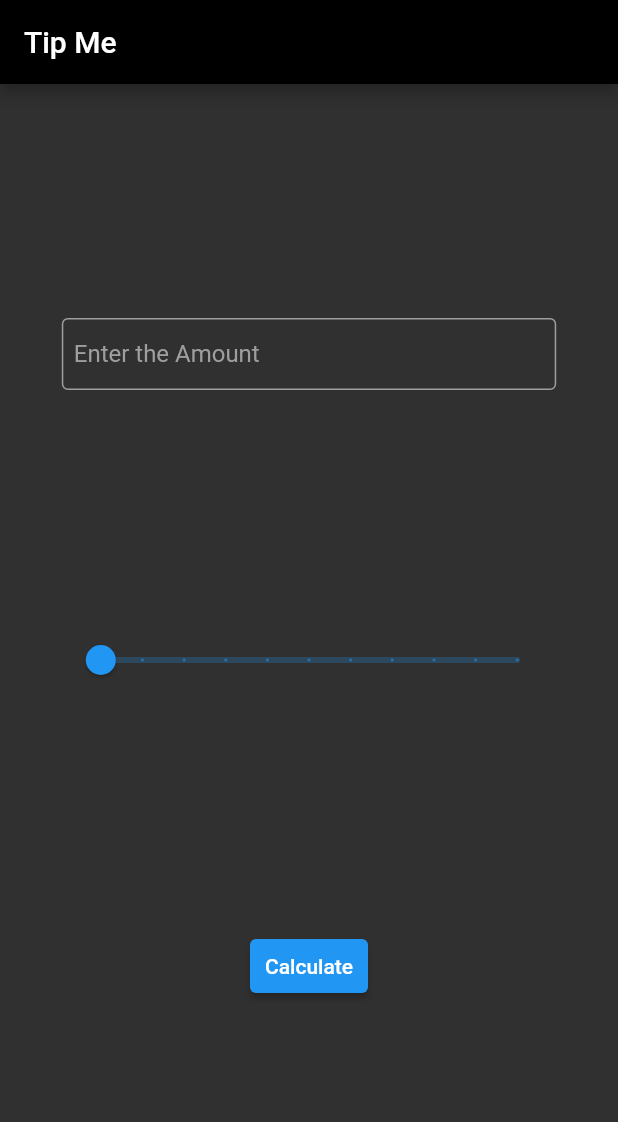
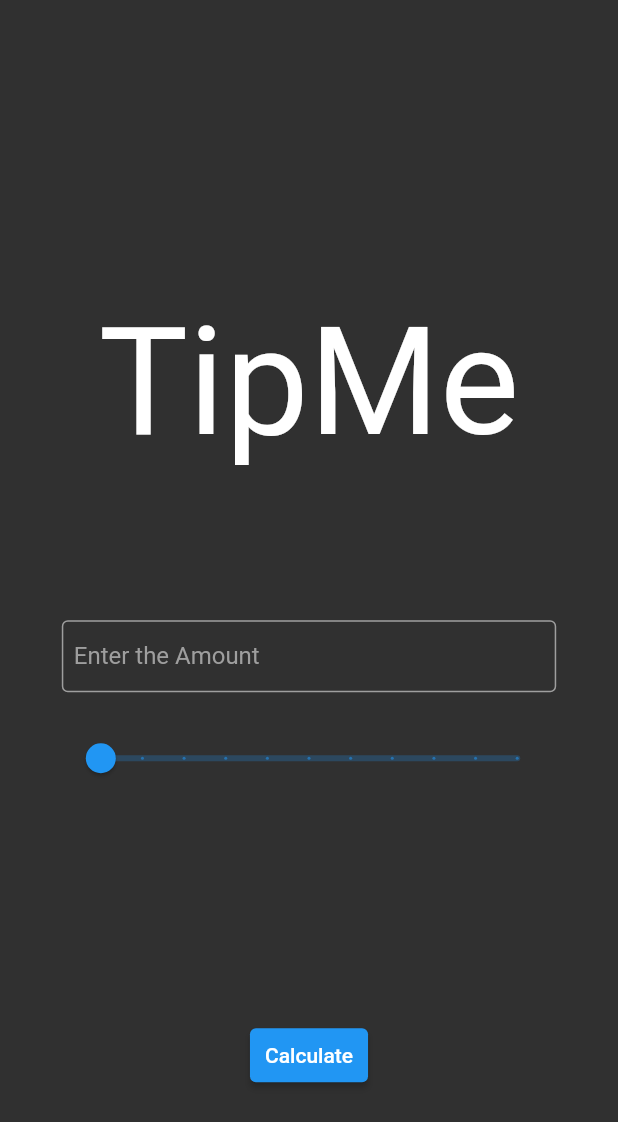
Before and after one commit to Neo945/TipCalculator, a Flutter app: the screen it shows after launch, on a phone screen of 412 x 824 dp. Shown: the top 1122 px of the screen. Run offline on Flutter 3.47's test engine with Material 2 defaults, Android fonts, the phone set to English and light mode, and no system bars.

Commit message:
Text feild validation

```diff
--- a/lib/main.dart
+++ b/lib/main.dart
@@ -28,6 +28,7 @@ class MyHomePage extends StatefulWidget {
 
 class _MyHomePageState extends State<MyHomePage> {
   int _counter = 0;
+  bool _valid = true;
   late final TextEditingController controller;
   @override
   void initState() {
@@ -44,20 +45,40 @@ class _MyHomePageState extends State<MyHomePage> {
   @override
   Widget build(BuildContext context) {
     return Scaffold(
-      appBar: AppBar(
-        title: Text(widget.title),
-      ),
       body: Center(
+        child: SingleChildScrollView(
           child: Container(
             width: MediaQuery.of(context).size.width * 0.8,
             child: Column(
-            mainAxisAlignment: MainAxisAlignment.spaceEvenly,
+              // mainAxisAlignment: MainAxisAlignment.spaceEvenly,
               children: <Widget>[
+                SizedBox(
+                  height: 100,
+                ),
+                Text(
+                  'TipMe',
+                  style: TextStyle(fontSize: 100),
+                ),
+                SizedBox(
+                  height: 100,
+                ),
                 TextField(
+                  onChanged: (var s) {
+                    setState(() {
+                      this._valid = true;
+                    });
+                  },
                   controller: controller,
                   keyboardType: TextInputType.number,
                   inputFormatters: [FilteringTextInputFormatter.digitsOnly],
                   decoration: InputDecoration(
+                    errorText: (!_valid) ? 'Please enter the amount' : null,
+                    errorBorder: OutlineInputBorder(
+                      borderSide: BorderSide(color: Colors.red),
+                    ),
+                    focusedErrorBorder: OutlineInputBorder(
+                      borderSide: BorderSide(color: Colors.red),
+                    ),
                     prefix: Text('\$  '),
                     focusedBorder: OutlineInputBorder(
                       borderSide: BorderSide(color: Colors.grey),
@@ -75,6 +96,9 @@ class _MyHomePageState extends State<MyHomePage> {
                     labelText: 'Enter the Amount',
                   ),
                 ),
+                SizedBox(
+                  height: 20,
+                ),
                 Slider(
                   onChanged: (double value) {
                     setState(() {
@@ -87,8 +111,17 @@ class _MyHomePageState extends State<MyHomePage> {
                   label: '$_counter',
                   divisions: 10,
                 ),
+                SizedBox(
+                  height: 150,
+                ),
                 ElevatedButton(
                     onPressed: () {
+                      if (controller.text == '') {
+                        setState(() {
+                          this._valid = false;
+                        });
+                        return;
+                      }
                       Navigator.of(context).push(MaterialPageRoute(
                         builder: (context) => SecondPage(
                           amount: (_counter * int.parse(controller.text) / 100),
@@ -100,6 +133,7 @@ class _MyHomePageState extends State<MyHomePage> {
                     ),
                     child: Text('Calculate')),
               ],
+            ),
           ),
         ),
       ),
```
Lines whose indentation alone changed are shown as unchanged.
